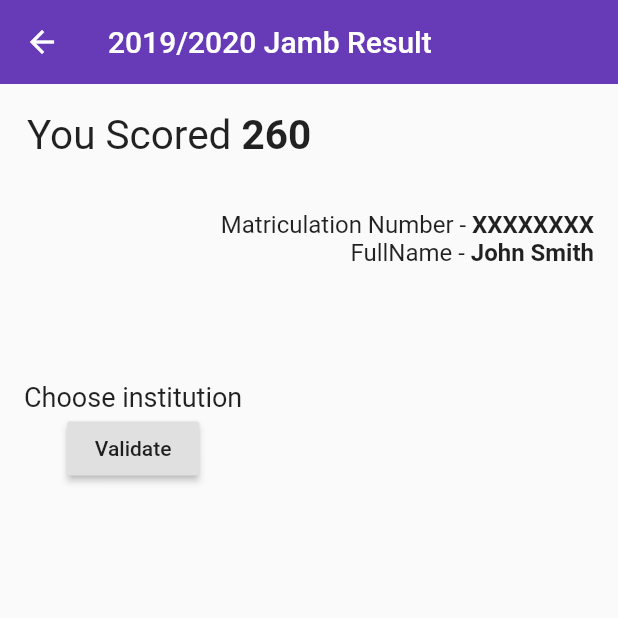
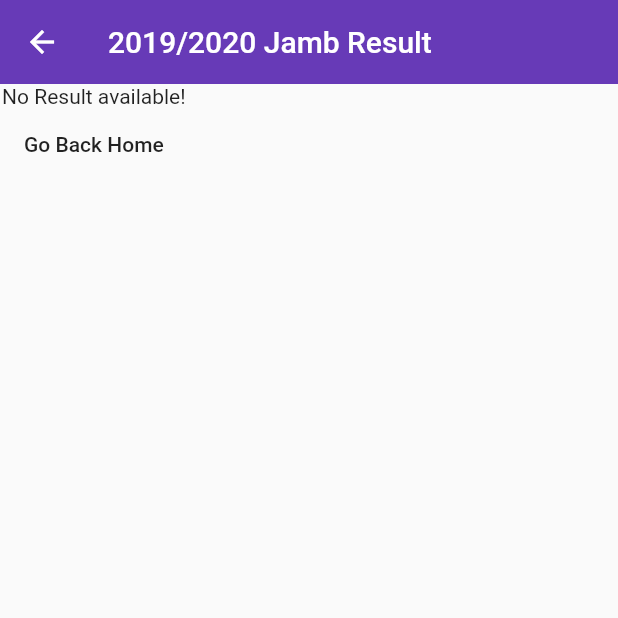
Before and after one commit to iykeprince/online_admission_result_checker_app, a Flutter app: the VerifyCutOff screen opened by its route, on a phone screen of 412 x 824 dp, the top half of it. Run offline on Flutter 3.47's test engine with Material 2 defaults, Android fonts, the phone set to English and light mode, and no system bars; our stand-ins replace cloud_firestore, firebase_auth; accounts and stored records are empty; network calls fail.

Commit message:
update features

```diff
--- /dev/null
+++ b/lib/models/result.dart
@@ -0,0 +1,22 @@
+import 'package:cloud_firestore/cloud_firestore.dart';
+
+import 'university.dart';
+import 'user.dart';
+
+class Result {
+  String id;
+  User user;
+  University university;
+  int score = 0;
+
+  Result({this.user, this.university, this.score});
+
+  factory Result.fromDocument(DocumentSnapshot snapshot, String id) {
+    Result result = Result();
+    result.id = id;
+    result.user = snapshot['user'];
+    result.university = snapshot['university'];
+    result.score = snapshot['score'];
+    return result;
+  }
+}
--- a/lib/pages/verify-cutoff.dart
+++ b/lib/pages/verify-cutoff.dart
@@ -1,128 +1,171 @@
 import 'package:flutter/material.dart';
+import 'package:online_admission_result_checker_app/models/result.dart';
 
 class VerifyCutOff extends StatefulWidget {
   static const String routeName = '/verifyCutOff';
 
-  VerifyCutOff({Key key}) : super(key: key);
+  VerifyCutOff({
+    Key key,
+  }) : super(key: key);
 
   @override
   _VerifyCutOffState createState() => _VerifyCutOffState();
 }
 
 class _VerifyCutOffState extends State<VerifyCutOff> {
-  List<String> _instituteList = List<String>();
-
   @override
   void initState() {
-    _instituteList.add('University of Nigeria, Nsukka');
-    _instituteList.add('University of Lagos, Lagos');
-    _instituteList.add('University of Benin, Benin');
-    _instituteList.add('Nnamdi Azikiwe University, Awka');
-    _instituteList.add('Federal University of Technology, Akure');
-    _instituteList.add('Tai Solarin College of Education, Ijebu');
+    super.initState();
+  }
 
-    super.initState();
+  _buildResultScreen({Result result}) {
+    return result == null
+        ? Column(
+            children: <Widget>[
+              Text('No Result available!'),
+              FlatButton(
+                onPressed: () {
+                  Navigator.pop(context);
+                },
+                child: Text('Go Back Home'),
+              ),
+            ],
+          )
+        : ListView(
+            children: <Widget>[
+              Container(
+                child: Column(
+                  crossAxisAlignment: CrossAxisAlignment.start,
+                  children: <Widget>[
+                    Text(
+                      'Score',
+                      style: TextStyle(
+                        fontSize: 14,
+                      ),
+                    ),
+                    Text(
+                      '${result.score}',
+                      style: TextStyle(
+                        fontSize: 20,
+                      ),
+                    ),
+                    Divider(),
+                    Text(
+                      'University',
+                      style: TextStyle(
+                        fontSize: 14,
+                      ),
+                    ),
+                    Text(
+                      '${result.university.name}',
+                      style: TextStyle(
+                        fontSize: 20,
+                        fontWeight: FontWeight.w400,
+                      ),
+                    ),
+                    Row(
+                      children: <Widget>[
+                        Text(
+                          'Name',
+                          style: TextStyle(
+                            fontSize: 14.0,
+                          ),
+                        ),
+                        Padding(
+                          padding: EdgeInsets.all(4.0),
+                        ),
+                        Text(
+                          '${result.user.username}',
+                          style: TextStyle(
+                            fontSize: 14.0,
+                          ),
+                        )
+                      ],
+                    ),
+                    Row(
+                      children: <Widget>[
+                        Text(
+                          'Email',
+                          style: TextStyle(
+                            fontSize: 14.0,
+                          ),
+                        ),
+                        Padding(
+                          padding: EdgeInsets.all(4.0),
+                        ),
+                        Text(
+                          '${result.user.email}',
+                          style: TextStyle(
+                            fontSize: 14.0,
+                          ),
+                        )
+                      ],
+                    ),
+                    Row(
+                      children: <Widget>[
+                        Text(
+                          'Phone',
+                          style: TextStyle(
+                            fontSize: 14.0,
+                          ),
+                        ),
+                        Padding(
+                          padding: EdgeInsets.all(4.0),
+                        ),
+                        Text(
+                          '${result.user.phone}',
+                          style: TextStyle(
+                            fontSize: 14.0,
+                          ),
+                        )
+                      ],
+                    ),
+                    Row(
+                      children: <Widget>[
+                        Text(
+                          'Registration No.',
+                          style: TextStyle(
+                            fontSize: 14.0,
+                          ),
+                        ),
+                        Padding(
+                          padding: EdgeInsets.all(4.0),
+                        ),
+                        Text(
+                          '${result.user.regNumber}',
+                          style: TextStyle(
+                            fontSize: 14.0,
+                          ),
+                        )
+                      ],
+                    ),
+                    Padding(
+                      padding: EdgeInsets.all(10),
+                    ),
+                    Container(
+                      child: FlatButton(
+                        child: Text('Apply'),
+                        onPressed: () {
+                          print('applying...');
+                        },
+                      ),
+                    ),
+                  ],
+                ),
+              ),
+            ],
+          );
   }
 
   @override
   Widget build(BuildContext context) {
+    Result result = ModalRoute.of(context).settings.arguments;
     return Scaffold(
       appBar: AppBar(
         elevation: 0,
         title: Text('2019/2020 Jamb Result'),
       ),
-      body: Container(
-        child: Column(
-          crossAxisAlignment: CrossAxisAlignment.start,
-          mainAxisAlignment: MainAxisAlignment.start,
-          children: <Widget>[
-            Container(
-              child: Column(
-                crossAxisAlignment: CrossAxisAlignment.start,
-                children: <Widget>[
-                  Padding(
-                    padding: const EdgeInsets.all(18.0),
-                    child: Row(
-                      children: <Widget>[
-                        Text(
-                          'You Scored ',
-                          style: TextStyle(
-                            fontSize: 27,
-                            fontWeight: FontWeight.normal,
-                          ),
-                        ),
-                        Text(
-                          '260',
-                          style: TextStyle(
-                            fontSize: 27,
-                            fontWeight: FontWeight.bold,
-                          ),
-                        ),
-                      ],
-                    ),
-                  )
-                ],
-              ),
-            ),
-            Container(
-              padding: EdgeInsets.all(16),
-              width: double.infinity,
-              child: Column(
-                crossAxisAlignment: CrossAxisAlignment.end,
-                mainAxisAlignment: MainAxisAlignment.end,
-                children: <Widget>[
-                  Row(
-                    mainAxisAlignment: MainAxisAlignment.end,
-                    children: <Widget>[
-                      Text(
-                        'Matriculation Number - ',
-                        style: TextStyle(fontSize: 16),
-                      ),
-                      Text(
-                        'XXXXXXXX',
-                        style: TextStyle(
-                            fontSize: 16, fontWeight: FontWeight.bold),
-                      ),
-                    ],
-                  ),
-                  Row(
-                    mainAxisAlignment: MainAxisAlignment.end,
-                    children: <Widget>[
-                      Text(
-                        'FullName - ',
-                        style: TextStyle(fontSize: 16),
-                      ),
-                      Text(
-                        'John Smith',
-                        style: TextStyle(
-                            fontSize: 16, fontWeight: FontWeight.bold),
-                      ),
-                    ],
-                  )
-                ],
-              ),
-            ),
-            Padding(
-              padding: const EdgeInsets.only(top: 60.0, left: 16.0),
-              child: Column(
-                children: <Widget>[
-                  Text('Choose institution', style: TextStyle(fontSize: 18),),
-                  // Container(
-                  //   child: Expanded(
-                  //     child: DropdownButtonFormField(
-                  //       items: _instituteList
-                  //           .map((item) => DropdownMenuItem(child: Text(item))).toList(),
-                  //       onChanged: (value) {},
-                  //     ),
-                  //   ),
-                  // ),
-                  RaisedButton(onPressed: (){}, child: Text('Validate'),),
-                ],
-              ),
-            )
-          ],
-        ),
-      ),
+      body: _buildResultScreen(result: result),
     );
   }
 }
--- a/lib/widgets/formField.dart
+++ b/lib/widgets/formField.dart
@@ -5,9 +5,9 @@ Container formField({
   String text,
   String validationText,
   Icon icon,
-  String value,
+  String value = '',
 }) {
-
+  controller.text = value;
   return Container(
     margin: EdgeInsets.only(
       top: 10,
@@ -24,7 +24,6 @@ Container formField({
       ),
     ),
     child: TextFormField(
-      initialValue:  value != '' ? value : '',
       controller: controller,
       style: TextStyle(
         fontSize: 16.0,
```
Also changed, not shown: lib/pages/login.dart (+17 -2 lines), lib/pages/register.dart (+9 -2 lines), lib/pages/result-checker.dart (+94 -13 lines).
